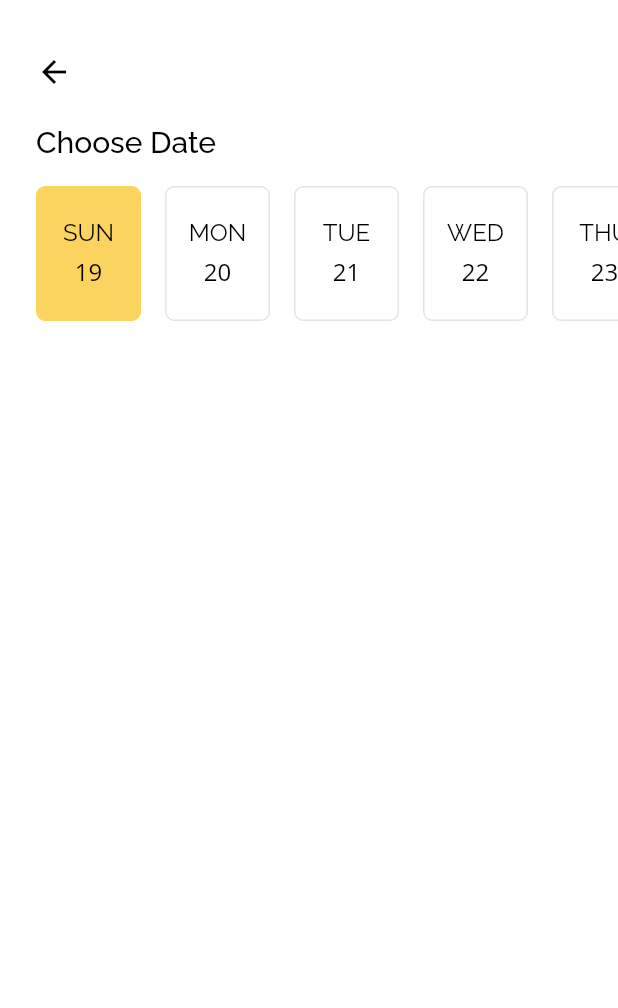
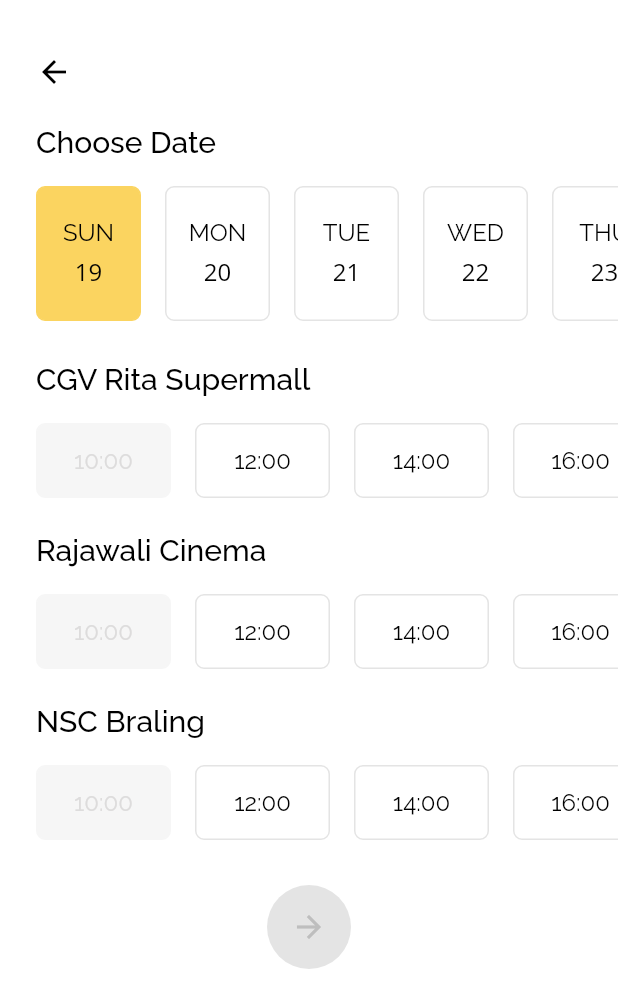
Before and after one commit to ferdy-adr/cinematix-app, a Flutter app: the SelectSchedulePage screen opened directly with empty values, on a phone screen of 412 x 824 dp. Shown: the top 1008 px of the screen. Run offline on Flutter 3.47's test engine with Material 2 defaults, Android fonts, the phone set to English and light mode, and no system bars; our stand-ins replace cloud_firestore, email_validator, equatable, firebase_auth, firebase_core, firebase_storage and 4 more; accounts and stored records are empty; network calls fail.

Commit message:
feat: Finishing select schedule

```diff
--- a/lib/models/models.dart
+++ b/lib/models/models.dart
@@ -8,3 +8,4 @@
 part 'promo.dart';
 part 'movie_detail.dart';
 part 'credit.dart';
+part 'theater.dart';
--- /dev/null
+++ b/lib/models/theater.dart
@@ -0,0 +1,20 @@
+part of 'models.dart';
+
+class Theater extends Equatable {
+  late final int uid;
+  final String name;
+
+  Theater({required this.name}) {
+    uid = int.parse(
+        '${DateTime.now().second}${DateTime.now().millisecond}${DateTime.now().microsecond}');
+  }
+
+  @override
+  List<Object?> get props => [uid, name];
+}
+
+List<Theater> dummyTheater = [
+  Theater(name: 'CGV Rita Supermall'),
+  Theater(name: 'Rajawali Cinema'),
+  Theater(name: 'NSC Braling'),
+];
--- a/lib/ui/pages/select_schedule_page.dart
+++ b/lib/ui/pages/select_schedule_page.dart
@@ -11,7 +11,10 @@
 
 class _SelectSchedulePageState extends State<SelectSchedulePage> {
   List<DateTime> dates = [];
-  DateTime? selectedDate;
+  DateTime selectedDate = DateTime.now();
+  int? selectedTime;
+  Theater? selectedTheater;
+  bool isValid = false;
 
   @override
   void initState() {
@@ -59,6 +62,8 @@
                         ),
                       ),
                       const SizedBox(height: 20),
+
+                      // section: CHOOSE DATE
                       Padding(
                         padding: const EdgeInsets.symmetric(
                             horizontal: defaultMargin),
@@ -87,13 +92,43 @@
                                   (dates[index] == selectedDate) ? true : false,
                               onTap: () {
                                 setState(() {
+                                  selectedTheater = null;
+                                  selectedTime = null;
                                   selectedDate = dates[index];
+                                  isValid = (selectedTheater != null &&
+                                          selectedTime != null)
+                                      ? true
+                                      : false;
                                 });
                               },
                             ),
                           ),
                         ),
                       ),
+
+                      const SizedBox(height: 24),
+
+                      // section: CHOOSE TIME
+                      generateTimeTable(),
+
+                      const SizedBox(height: 30),
+
+                      // section: BUTTON
+                      Center(
+                        child: FloatingActionButton(
+                          onPressed: (!isValid) ? null : () {},
+                          elevation: 0,
+                          backgroundColor:
+                              (isValid) ? mainColor : const Color(0xFFE4E4E4),
+                          child: Icon(
+                            Icons.arrow_forward,
+                            color: (isValid)
+                                ? Colors.white
+                                : const Color(0xFFBEBEBE),
+                          ),
+                        ),
+                      ),
+                      const SizedBox(height: 41),
                     ],
                   ),
                 ),
@@ -104,4 +139,70 @@
       ),
     );
   }
+
+  Column generateTimeTable() {
+    List<int> times = List.generate(7, (index) => 10 + index * 2);
+    List<Widget> widgets = [];
+
+    for (var theater in dummyTheater) {
+      widgets.add(
+        Padding(
+          padding:
+              const EdgeInsets.fromLTRB(defaultMargin, 0, defaultMargin, 16),
+          child: Text(
+            theater.name,
+            style: blackTextFont.copyWith(fontSize: 20, height: 1.4),
+          ),
+        ),
+      );
+
+      widgets.add(
+        SizedBox(
+          height: 50,
+          child: ListView.builder(
+            padding: const EdgeInsets.symmetric(horizontal: defaultMargin),
+            scrollDirection: Axis.horizontal,
+            itemCount: times.length,
+            itemBuilder: (_, index) => Container(
+              margin:
+                  EdgeInsets.only(right: (index != times.length - 1) ? 16 : 0),
+              child: SelectableBox(
+                '${times[index]}:00',
+                width: 90,
+                height: 50,
+                isEnable: (times[index] > DateTime.now().hour ||
+                        selectedDate.day > DateTime.now().day)
+                    ? true
+                    : false,
+                isSelected:
+                    (times[index] == selectedTime && theater == selectedTheater)
+                        ? true
+                        : false,
+                onTap: () {
+                  setState(() {
+                    selectedTheater = theater;
+                    selectedTime = times[index];
+                    isValid = (selectedTheater != null && selectedTime != null)
+                        ? true
+                        : false;
+                  });
+                },
+              ),
+            ),
+          ),
+        ),
+      );
+
+      if (theater != dummyTheater.last) {
+        widgets.add(
+          const SizedBox(height: 20),
+        );
+      }
+    }
+
+    return Column(
+      crossAxisAlignment: CrossAxisAlignment.start,
+      children: widgets,
+    );
+  }
 }
```
